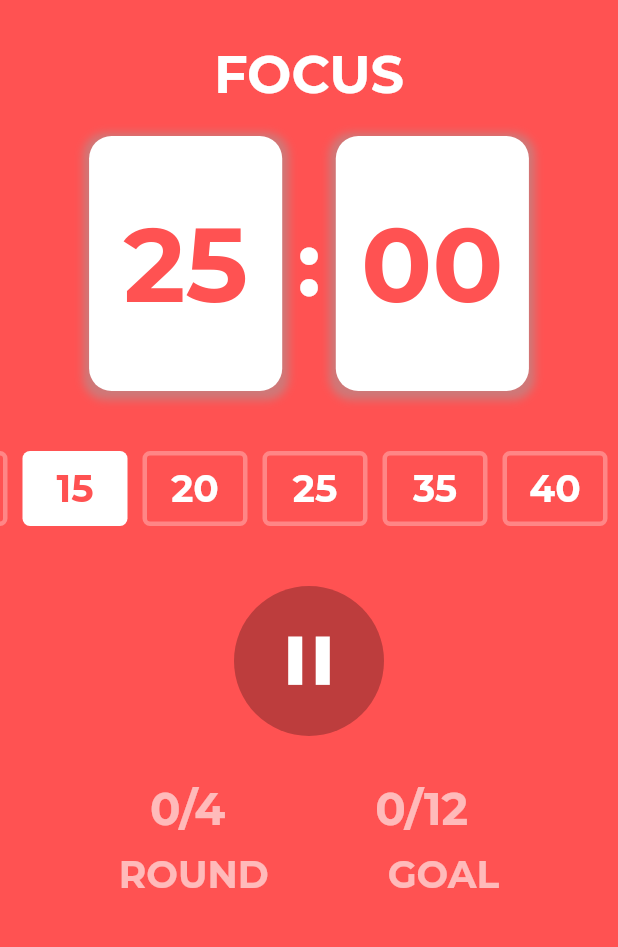
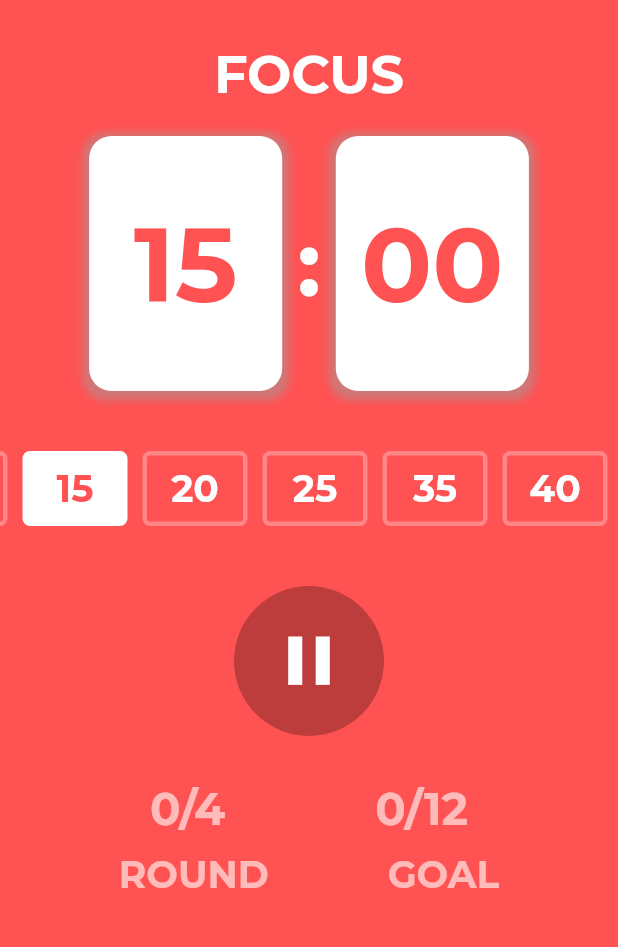
Before and after one commit to JohnEsleyer/Pomodoro-App, a Flutter app: the screen it shows after launch, after a tap on "15", on a phone screen of 412 x 824 dp, the part 65-1012 px from its top. Run offline on Flutter 3.47's test engine with Material 2 defaults, Android fonts, the phone set to English and light mode, and no system bars; our stand-ins replace google_fonts.

Commit message:
added state for timer card

```diff
--- a/lib/widgets/timercard.dart
+++ b/lib/widgets/timercard.dart
@@ -1,11 +1,15 @@
 import 'package:flutter/material.dart';
 import 'package:pomodoro/utils.dart';
+import 'package:provider/provider.dart';
+import 'timerservice.dart';
 
 class TimerCard extends StatelessWidget {
   const TimerCard({super.key});
 
   @override
   Widget build(BuildContext context) {
+    final provider = Provider.of<TimerService>(context);
+    final seconds = provider.currentDuration % 60;
     return Column(
       children: [
         Text(
@@ -35,7 +39,7 @@ class TimerCard extends StatelessWidget {
                 ],
               ),
               child: Center(
-                  child: Text("25",
+                  child: Text((provider.currentDuration ~/ 60).toString(),
                       style: textStyle(70, Colors.redAccent, FontWeight.bold))),
             ),
             SizedBox(
@@ -60,7 +64,10 @@ class TimerCard extends StatelessWidget {
                 ],
               ),
               child: Center(
-                child: Text("00",
+                child: Text(
+                    seconds == 0
+                        ? "${seconds.round()}0"
+                        : seconds.round().toString(),
                     style: textStyle(70, Colors.redAccent, FontWeight.bold)),
               ),
             ),
```
